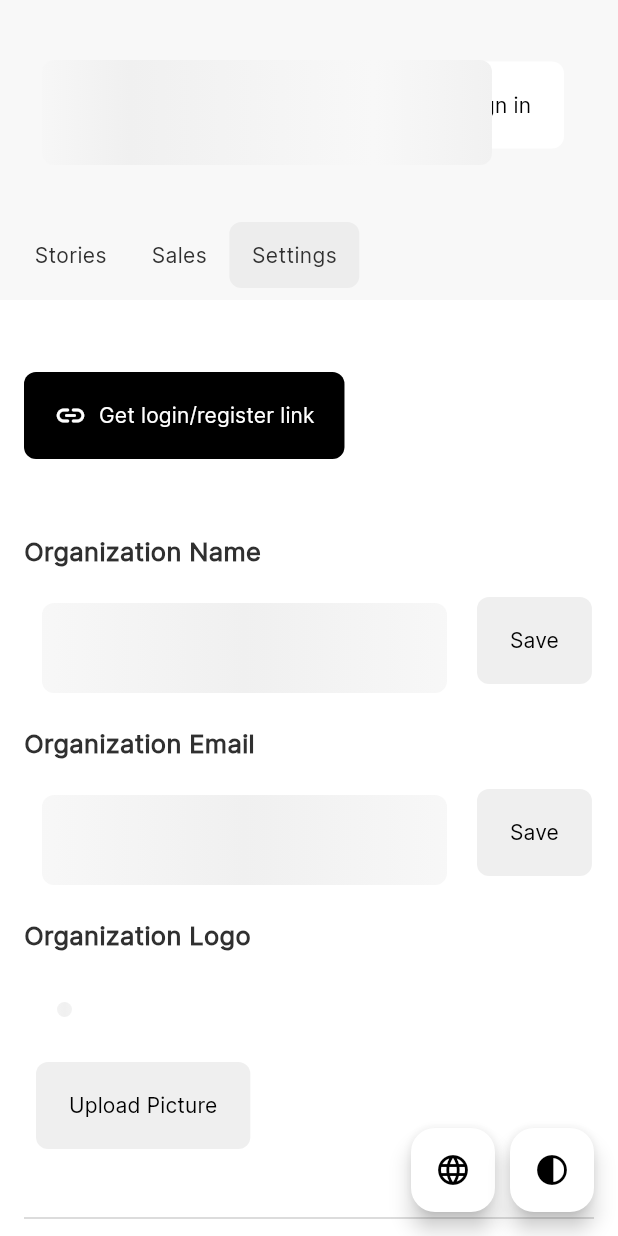
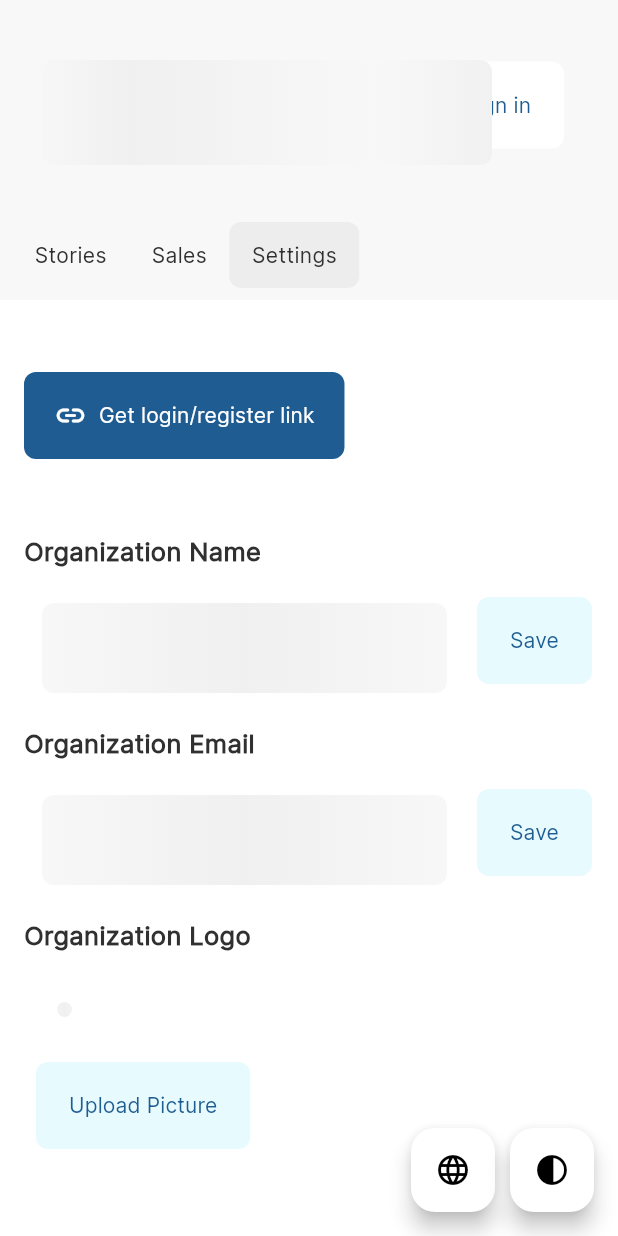
Before and after one commit to chaidhat/storybridge, a Flutter app: the _OrganizationAdminPage screen opened directly with empty values, after a tap on "Sales", after a tap on "Settings", on a phone screen of 412 x 824 dp. Run offline on Flutter 3.47's test engine with Material 3 defaults, Android fonts, the phone set to English and light mode, and no system bars; our stand-ins replace animated_text_kit, camera, dio, dotted_border, file_picker, fl_chart and 6 more; missing offline and left inert: chunked_uploader, dart:html, dart_ipify, excel, flutter_quill, fuzzywuzzy and 2 more; network calls fail.

Commit message:
finish all conversions

```diff
--- a/storybridge/lib/pages/course/course_design_page.dart
+++ b/storybridge/lib/pages/course/course_design_page.dart
@@ -119,8 +119,6 @@ class _CourseSettingsGeneralPageState extends State<CourseSettingsGeneralPage> {
       const StorybridgeDescriptor(
         name: "Story Design",
       ),
-      const SizedBox(height: 15),
-      _CertificateSettings(courseId: widget.courseId),
       const StorybridgeDivider(),
       const StorybridgeDescriptor(
         name: "Story Files",
@@ -141,8 +139,8 @@ class _CourseSettingsGeneralPageState extends State<CourseSettingsGeneralPage> {
           networking_api_service.setCourseLiveness(
               courseId: widget.courseId, isLive: value);
         },
-        trueText: "Hide Course from Students",
-        falseText: "Publish Course to Students",
+        trueText: "Hide Story from Readers",
+        falseText: "Publish Story to Readers",
       ),
       StorybridgeButton(
         text: "Delete Story",
--- a/storybridge/lib/pages/course/widgets/price_selector_widget.dart
+++ b/storybridge/lib/pages/course/widgets/price_selector_widget.dart
@@ -241,7 +241,7 @@ class _FreeCourseWarning extends StatelessWidget {
         ),
         SizedBox(height: 5),
         StorybridgeTextP(
-            "Students can enroll and access the course without paying."),
+            "Readers can enroll and access the story without paying."),
       ],
     )));
   }
--- a/storybridge/lib/pages/organization/organization_sales_page.dart
+++ b/storybridge/lib/pages/organization/organization_sales_page.dart
@@ -85,7 +85,7 @@ class _OrganizationSalesPageState extends State<OrganizationSalesPage> {
                   children: [
                     const StorybridgeTextH2B("Balance"),
                     const StorybridgeTextP(
-                        "Start selling your courses by creating a course and going to the 'Sales' page. All net revenue from your students are aggregated here in your balance where you can withdraw the funds to your bank account whenever."),
+                        "Start selling your stories by creating a story and going to the 'Sales' page. All net revenue from your readers are aggregated here in your balance where you can withdraw the funds to your bank account whenever."),
                     const SizedBox(height: 20),
                     StorybridgeTile(
                         child: StorybridgePadding(
@@ -373,7 +373,7 @@ class _WithdrawalInsufficientFundsForm extends StatelessWidget {
             const SizedBox(height: 10),
             const StorybridgeTextH2B("No funds to be withdrawn."),
             const StorybridgeTextP(
-                "There are no funds which can be withdrawn to your bank account as your balance is \$0. Your net profit will start to show up here after students have bought your course. If you previously requested a withdrawal, this could mean it has been processed successfully and the funds have been sent to your bank account.\n\nIf you believe this is mistaken, please contact us immediately at contact@storybridge.io."),
+                "There are no funds which can be withdrawn to your bank account as your balance is \$0. Your net profit will start to show up here after readers have bought your story. If you previously requested a withdrawal, this could mean it has been processed successfully and the funds have been sent to your bank account.\n\nIf you believe this is mistaken, please contact us immediately at contact@storybridge.lat."),
           ],
         ),
       ),
--- a/storybridge/lib/pages/organization/organization_settings_page.dart
+++ b/storybridge/lib/pages/organization/organization_settings_page.dart
@@ -88,44 +88,6 @@ class _OrganizationSettingsPageState extends State<OrganizationSettingsPage> {
       ProfilePictureSelectorWidget(
         organizationId: widget.organizationId,
       ),
-      const SizedBox(height: 30),
-      const StorybridgeDivider(),
-      const SizedBox(height: 30),
-      const StorybridgeTextH2B("Your plan:"),
-      const SizedBox(height: 10),
-      Container(
-        constraints: const BoxConstraints(maxWidth: 500),
-        child: StorybridgeTile(
-          child: StorybridgePadding(
-            child: FutureBuilder(
-                future: _loadData(),
-                builder: (context, AsyncSnapshot<bool> snapshot) {
-                  if (snapshot.hasData) {
-                    switch (_paymentTier) {
-                      case payment_service.PaymentTier.basicTier:
-                        return const PaymentBasicTierWidget();
-                      case payment_service.PaymentTier.expandTier:
-                        return const PaymentExpandTierWidget();
-                      case payment_service.PaymentTier.businessTier:
-                        return const PaymentBusinessTierWidget();
-                      case payment_service.PaymentTier.enterpriseTier:
-                        return const PaymentEnterpriseTierWidget();
-                      case payment_service.PaymentTier.noTier:
-                        return const PaymentEnterpriseTierWidget();
-                    }
-                  } else {
-                    return const StorybridgeBoxLoading(height: 120, width: 300);
-                  }
-                }),
-          ),
-        ),
-      ),
-      const SizedBox(height: 30),
-      StorybridgeButton(
-          text: "Manage Payment Info",
-          onPressed: () {
-            launchUrl(Uri.parse(_paymentPortalUrl));
-          }),
     ]);
   }
 }
--- a/storybridge/lib/services/certificate_service.dart
+++ b/storybridge/lib/services/certificate_service.dart
@@ -249,7 +249,7 @@ Future<Uint8List> _generatePassport(
                           color: PdfColor.fromHex("#000000"),
                           barcode: pw.Barcode.qrCode(),
                           data:
-                              "https://www.storybridge.io/app/#/user?id=${data.userId}",
+                              "https://www.storybridge.lat/app/#/user?id=${data.userId}",
                         ))),
                 _PdfPositionedWidget(
                   x: 6.8,
--- a/storybridge/lib/services/payment_service.dart
+++ b/storybridge/lib/services/payment_service.dart
@@ -37,7 +37,7 @@ const Map<PaymentTier, int> paymentTierDataMax = {
 };
 
 void launchPaymentPricingPage() {
-  launchUrl(Uri.parse("https://www.storybridge.io/pricing"));
+  launchUrl(Uri.parse("https://www.storybridge.lat/pricing"));
 }
 
 // returns null if the org already has a subscription (cannot check out more!)
--- a/storybridge/lib/style/storybridge_login_headers.dart
+++ b/storybridge/lib/style/storybridge_login_headers.dart
@@ -12,7 +12,6 @@ class StorybridgeLoginHeader extends StatelessWidget {
   @override
   Widget build(BuildContext context) {
     return const SizedBox(
-        height: 28,
         child: Image(fit: BoxFit.fill, image: AssetImage('assets/logo-1.png')));
   }
 }
```
Also changed, not shown: storybridge/lib/pages/course/widgets/share_widget.dart (+5 -5 lines), storybridge/lib/pages/user/user_page.dart (+4 -8 lines), storybridge/lib/pages/user/user_settings_page.dart (+15 -11 lines), storybridge/lib/style/storybridge_account_indicator.dart (+1 -10 lines), storybridge/lib/style/storybridge_colors.dart (+5 -4 lines), 1 other file.
